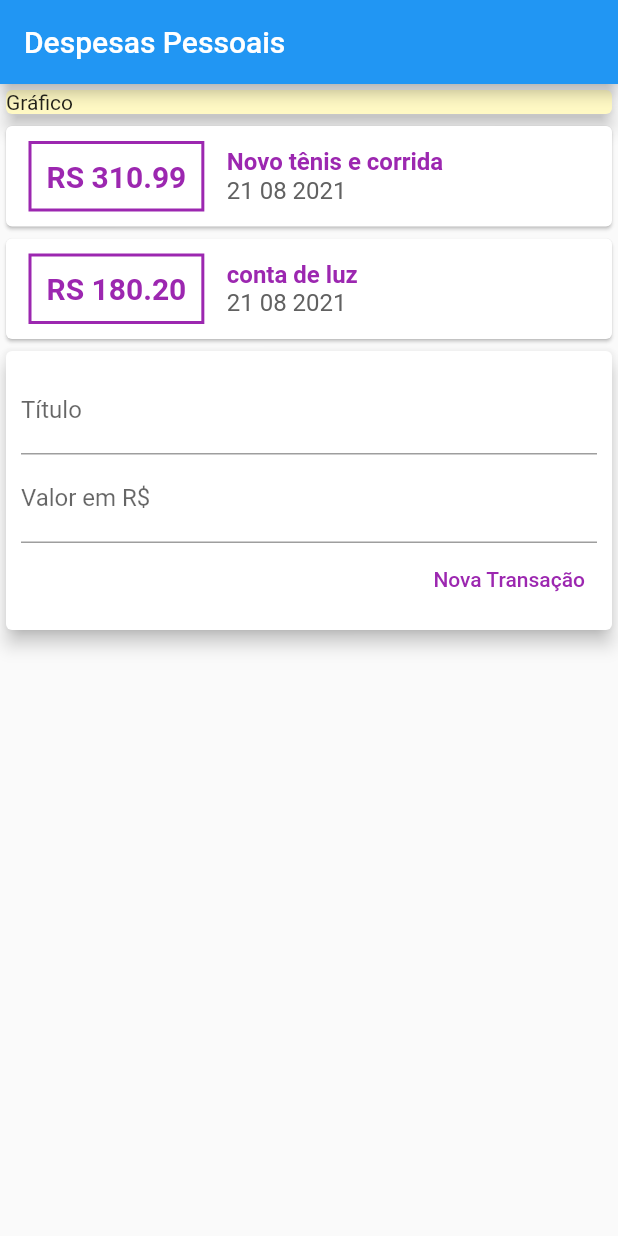
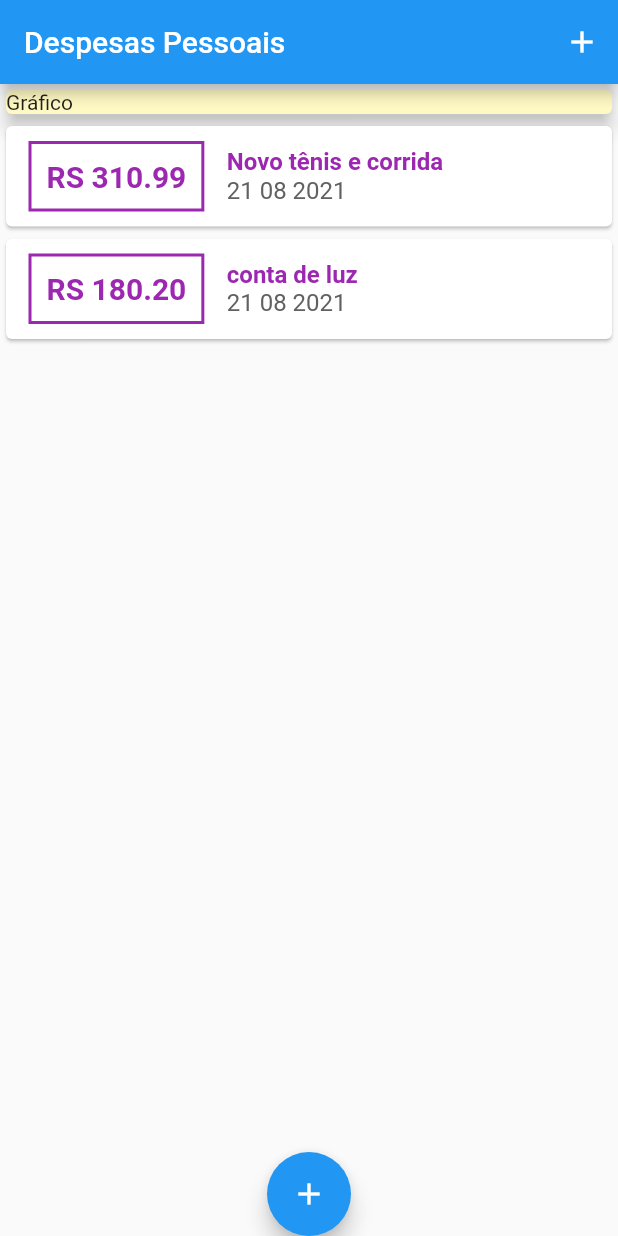
Before and after one commit to AlexandreSkal/expensesUdemy, a Flutter app: the screen it shows after launch, on a phone screen of 412 x 824 dp. Run offline on Flutter 3.47's test engine with Material 2 defaults, Android fonts, the phone set to English and light mode, and no system bars.

Commit message:
final terceiro dia

```diff
--- a/lib/components/transaction_list.dart
+++ b/lib/components/transaction_list.dart
@@ -0,0 +1,62 @@
+import 'package:expenses/model/transaction.dart';
+import 'package:flutter/material.dart';
+import '../model/transaction.dart';
+import 'package:intl/intl.dart';
+
+class TransactionList extends StatelessWidget {
+  final List<Transaction> transactions;
+  TransactionList({required this.transactions});
+
+  @override
+  Widget build(BuildContext context) {
+    return Container(
+      height: 300,
+      child: ListView.builder(
+          itemCount: transactions.length,
+          itemBuilder: (ctx, index) {
+            final tr = transactions[index];
+            return Card(
+              child: Row(
+                children: [
+                  Container(
+                    margin: EdgeInsets.symmetric(
+                      horizontal: 15,
+                      vertical: 10,
+                    ),
+                    decoration: BoxDecoration(
+                        border: Border.all(
+                      color: Colors.purple,
+                      width: 2,
+                    )),
+                    padding: EdgeInsets.all(10),
+                    child: Text(
+                      'R\S ${tr.value.toStringAsFixed(2)}',
+                      style: TextStyle(
+                          fontWeight: FontWeight.bold,
+                          fontSize: 20,
+                          color: Colors.purple),
+                    ),
+                  ),
+                  Column(
+                    crossAxisAlignment: CrossAxisAlignment.start,
+                    children: [
+                      Text(
+                        tr.title,
+                        style: TextStyle(
+                            fontWeight: FontWeight.bold,
+                            fontSize: 16,
+                            color: Colors.purple),
+                      ),
+                      Text(
+                        DateFormat('dd MM y').format(tr.date),
+                        style: TextStyle(fontSize: 16, color: Colors.grey[700]),
+                      ),
+                    ],
+                  )
+                ],
+              ),
+            );
+          }),
+    );
+  }
+}
--- a/lib/main.dart
+++ b/lib/main.dart
@@ -1,6 +1,9 @@
+import 'package:flutter/material.dart';
+import 'dart:math';
+
 import 'package:expenses/model/transaction.dart';
-import 'package:flutter/material.dart';
-import 'package:intl/intl.dart';
+import './components/transaction_form.dart';
+import './components/transaction_list.dart';
 
 main() => runApp(ExpensesApp());
 
@@ -11,9 +14,12 @@ class ExpensesApp extends StatelessWidget {
   }
 }
 
-class MyHomeApp extends StatelessWidget {
-  final titleControler = TextEditingController();
-  final valueController = TextEditingController();
+class MyHomeApp extends StatefulWidget {
+  @override
+  _MyHomeAppState createState() => _MyHomeAppState();
+}
+
+class _MyHomeAppState extends State<MyHomeApp> {
   final _transactions = [
     Transaction(
       id: '1',
@@ -28,13 +34,43 @@ class MyHomeApp extends StatelessWidget {
       date: DateTime.now(),
     ),
   ];
+  _openTransactionFormModal(BuildContext context) {
+    showModalBottomSheet(
+      context: context,
+      builder: (_) {
+        return TransactionForm(_addTransaction);
+      },
+    );
+  }
+
+  _addTransaction(String title, double value) {
+    final newTransaction = Transaction(
+      id: Random().nextDouble().toString(),
+      title: title,
+      value: value,
+      date: DateTime.now(),
+    );
+
+    setState(() {
+      _transactions.add(newTransaction);
+    });
+
+    Navigator.of(context).pop();
+  }
+
   @override
   Widget build(BuildContext context) {
     return Scaffold(
-        appBar: AppBar(
-          title: Text('Despesas Pessoais'),
-        ),
-        body: Column(
+      appBar: AppBar(
+        title: Text('Despesas Pessoais'),
+        actions: [
+          IconButton(
+              onPressed: () => _openTransactionFormModal(context),
+              icon: Icon(Icons.add)),
+        ],
+      ),
+      body: SingleChildScrollView(
+        child: Column(
           //mainAxisAlignment: MainAxisAlignment.spaceAround,
           crossAxisAlignment: CrossAxisAlignment.stretch,
           children: [
@@ -46,84 +82,15 @@ class MyHomeApp extends StatelessWidget {
                 elevation: 5,
               ),
             ),
-            Column(
-              children: _transactions
-                  .map((tr) => Card(
-                        child: Row(
-                          children: [
-                            Container(
-                              margin: EdgeInsets.symmetric(
-                                horizontal: 15,
-                                vertical: 10,
-                              ),
-                              decoration: BoxDecoration(
-                                  border: Border.all(
-                                color: Colors.purple,
-                                width: 2,
-                              )),
-                              padding: EdgeInsets.all(10),
-                              child: Text(
-                                'R\S ${tr.value.toStringAsFixed(2)}',
-                                style: TextStyle(
-                                    fontWeight: FontWeight.bold,
-                                    fontSize: 20,
-                                    color: Colors.purple),
-                              ),
-                            ),
-                            Column(
-                              crossAxisAlignment: CrossAxisAlignment.start,
-                              children: [
-                                Text(
-                                  tr.title,
-                                  style: TextStyle(
-                                      fontWeight: FontWeight.bold,
-                                      fontSize: 16,
-                                      color: Colors.purple),
-                                ),
-                                Text(
-                                  DateFormat('dd MM y').format(tr.date),
-                                  style: TextStyle(
-                                      fontSize: 16, color: Colors.grey[700]),
-                                ),
-                              ],
-                            )
-                          ],
-                        ),
-                      ))
-                  .toList(),
-            ),
-            Card(
-              elevation: 5,
-              child: Padding(
-                padding: const EdgeInsets.all(10.0),
-                child: Column(
-                  children: [
-                    TextField(
-                      controller: titleControler,
-                      decoration: InputDecoration(
-                        labelText: 'Título',
-                      ),
-                    ),
-                    TextField(
-                      controller: valueController,
-                      decoration: InputDecoration(labelText: 'Valor em R\$'),
-                    ),
-                    Row(
-                      mainAxisAlignment: MainAxisAlignment.end,
-                      children: [
-                        TextButton(
-                            onPressed: () {},
-                            child: Text(
-                              'Nova Transação',
-                              style: TextStyle(color: Colors.purple),
-                            )),
-                      ],
-                    )
-                  ],
-                ),
-              ),
-            )
+            TransactionList(transactions: _transactions),
           ],
-        ));
+        ),
+      ),
+      floatingActionButton: FloatingActionButton(
+        child: Icon(Icons.add),
+        onPressed: () => _openTransactionFormModal(context),
+      ),
+      floatingActionButtonLocation: FloatingActionButtonLocation.centerDocked,
+    );
   }
 }
```
Also changed, not shown: lib/components/transaction_form.dart (added, +64 -0 lines).
